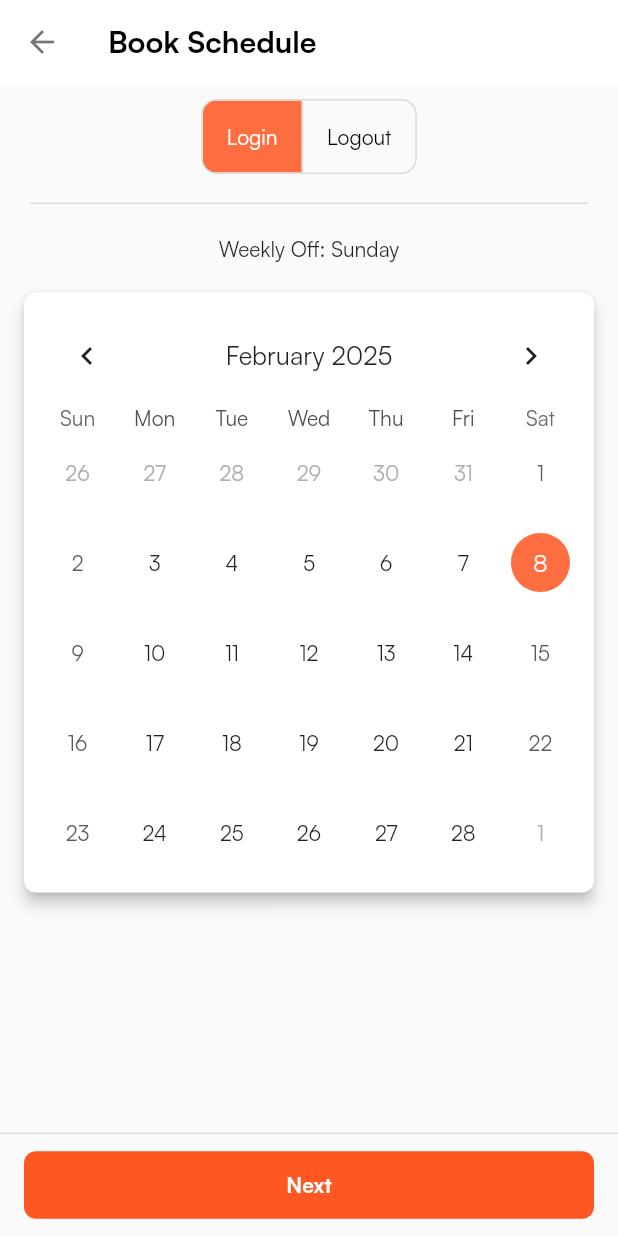
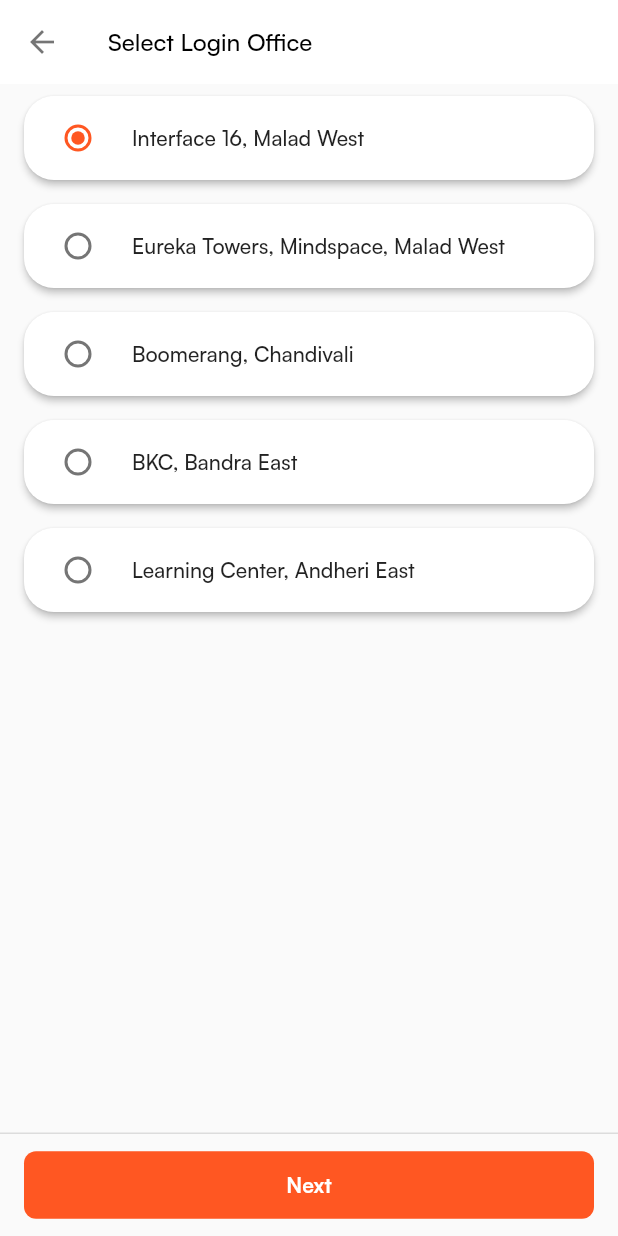
Before and after one commit to aditya3901/RideInSync-Client, a Flutter app: the BookScheduleScreen screen opened directly, after a tap on "Next", on a phone screen of 412 x 824 dp. Run offline on Flutter 3.47's test engine with Material 2 defaults, Android fonts, the phone set to English and light mode, and no system bars; drawn by our look-alikes of table_calendar; our stand-ins replace device_info_plus, firebase_auth, firebase_core, firebase_messaging, get, get_it and 5 more; accounts and stored records are empty.

Commit message:
choose office page

```diff
--- a/lib/features/user/choose_date/screens/book_schedule_screen.dart
+++ b/lib/features/user/choose_date/screens/book_schedule_screen.dart
@@ -1,6 +1,7 @@
 import 'package:flutter/material.dart';
 import 'package:get/get.dart';
 import 'package:rideinsync_client/features/user/choose_date/controllers/date_controller.dart';
+import 'package:rideinsync_client/features/user/choose_office/screens/choose_office_screen.dart';
 import 'package:table_calendar/table_calendar.dart';
 
 class BookScheduleScreen extends StatefulWidget {
@@ -113,7 +114,9 @@
           Container(
             margin: const EdgeInsets.symmetric(horizontal: 16, vertical: 10),
             child: ElevatedButton(
-              onPressed: () {},
+              onPressed: () {
+                Get.to(() => const ChooseOfficeScreen());
+              },
               style: ElevatedButton.styleFrom(
                 elevation: 0,
                 minimumSize: const Size(double.infinity, 45),
--- /dev/null
+++ b/lib/features/user/choose_office/screens/choose_office_screen.dart
@@ -0,0 +1,98 @@
+import 'package:flutter/material.dart';
+
+class ChooseOfficeScreen extends StatefulWidget {
+  const ChooseOfficeScreen({Key? key}) : super(key: key);
+
+  @override
+  State<ChooseOfficeScreen> createState() => _ChooseOfficeScreenState();
+}
+
+class _ChooseOfficeScreenState extends State<ChooseOfficeScreen> {
+  final List<String> _items = [
+    'Interface 16, Malad West',
+    'Eureka Towers, Mindspace, Malad West',
+    'Boomerang, Chandivali',
+    'BKC, Bandra East',
+    'Learning Center, Andheri East',
+  ];
+  String? _selectedItem;
+
+  @override
+  void initState() {
+    super.initState();
+    _selectedItem = _items[0];
+  }
+
+  @override
+  Widget build(BuildContext context) {
+    return Scaffold(
+      appBar: AppBar(
+        title: const Text(
+          'Select Login Office',
+          style: TextStyle(color: Colors.black, fontSize: 16),
+        ),
+        backgroundColor: Colors.white,
+        elevation: 0,
+        foregroundColor: Colors.black54,
+      ),
+      body: Column(
+        children: [
+          Expanded(
+            child: ListView.builder(
+              itemCount: _items.length,
+              itemBuilder: (context, index) {
+                return Card(
+                  margin:
+                      const EdgeInsets.symmetric(horizontal: 16, vertical: 8),
+                  shape: RoundedRectangleBorder(
+                    borderRadius: BorderRadius.circular(20),
+                  ),
+                  elevation: 2,
+                  child: RadioListTile<String>(
+                    title: Text(
+                      _items[index],
+                      overflow: TextOverflow.ellipsis,
+                      style: const TextStyle(
+                          fontSize: 14, fontWeight: FontWeight.w500),
+                    ),
+                    value: _items[index],
+                    groupValue: _selectedItem,
+                    onChanged: (value) {
+                      setState(() {
+                        _selectedItem = value;
+                      });
+                    },
+                  ),
+                );
+              },
+            ),
+          ),
+          const Divider(
+            height: 1,
+            thickness: 1,
+          ),
+          Container(
+            margin: const EdgeInsets.symmetric(horizontal: 16, vertical: 10),
+            child: ElevatedButton(
+              onPressed: () {},
+              style: ElevatedButton.styleFrom(
+                elevation: 0,
+                minimumSize: const Size(double.infinity, 45),
+                shape: RoundedRectangleBorder(
+                  borderRadius: BorderRadius.circular(8),
+                ),
+              ),
+              child: const Text(
+                "Next",
+                style: TextStyle(
+                  color: Colors.white,
+                  fontWeight: FontWeight.bold,
+                ),
+              ),
+            ),
+          ),
+        ],
+      ),
+    );
+  }
+}
```
